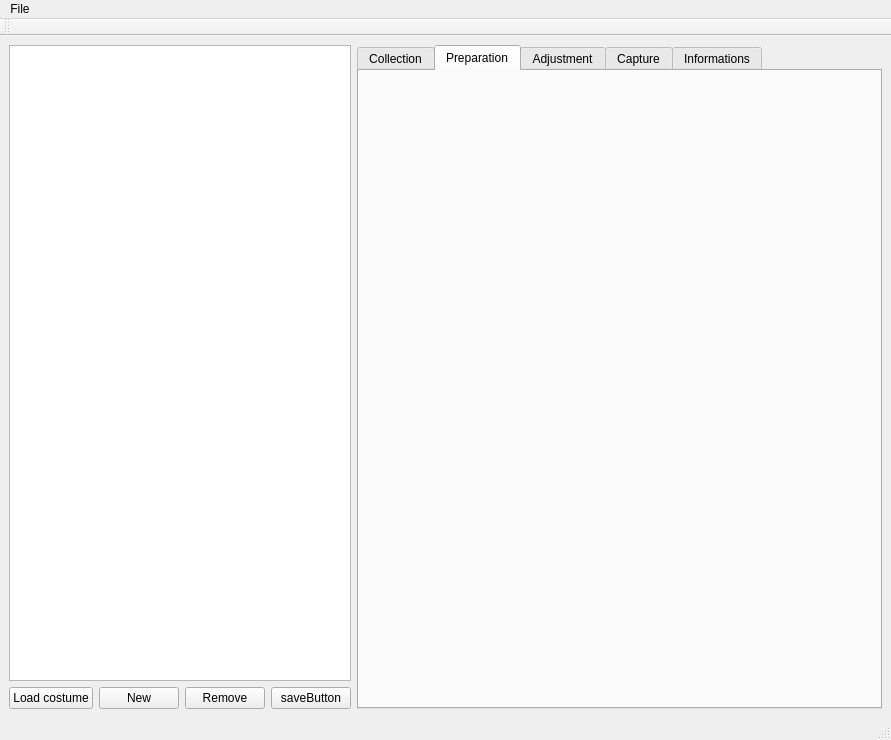
The window that pc/master/mainwindow.ui (plule/pfe-costumes) describes before a commit, drawn with Qt 5.
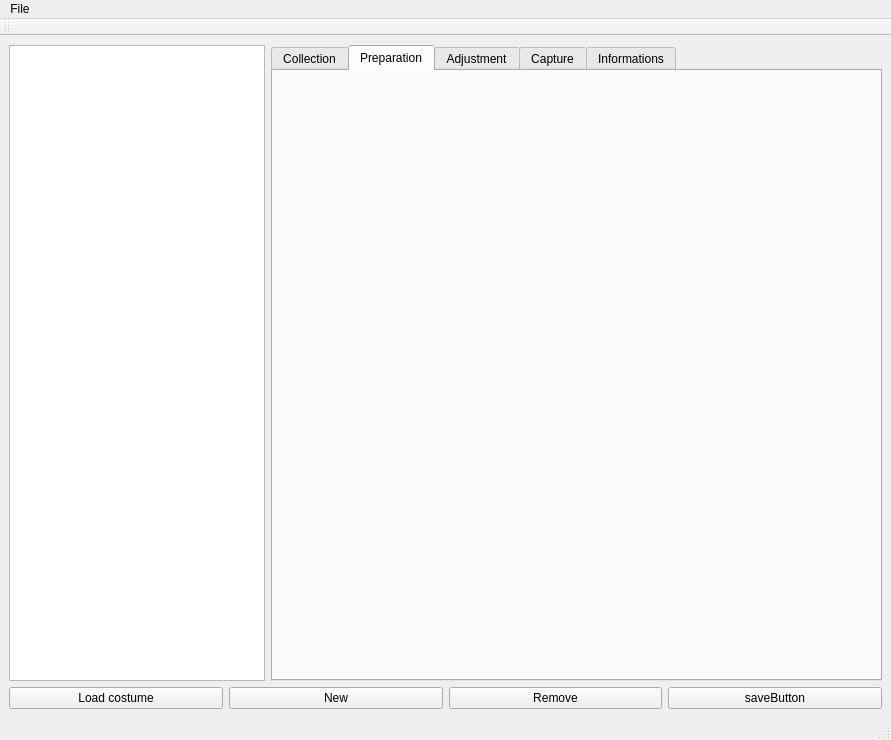
The same window after the commit. The open tabs and pages were chosen to show the change. Custom widgets are drawn as their Qt base class.

Patch:
```diff
--- a/pc/master/mainwindow.ui
+++ b/pc/master/mainwindow.ui
@@ -14,12 +14,9 @@
    <string>MainWindow</string>
   </property>
   <widget class="QWidget" name="centralwidget">
-   <layout class="QHBoxLayout" name="horizontalLayout_6">
+   <layout class="QVBoxLayout" name="verticalLayout_2">
     <item>
-     <layout class="QVBoxLayout" name="collectionLayout">
-      <property name="sizeConstraint">
-       <enum>QLayout::SetMinimumSize</enum>
-      </property>
+     <layout class="QHBoxLayout" name="horizontalLayout_2">
       <item>
        <widget class="QLoadedListWidget" name="collectionTable2">
         <property name="sizePolicy">
@@ -34,40 +31,6 @@
        </widget>
       </item>
       <item>
-       <layout class="QHBoxLayout" name="horizontalLayout_7">
-        <item>
-         <widget class="QPushButton" name="loadButton">
-          <property name="text">
-           <string>Load costume</string>
-          </property>
-         </widget>
-        </item>
-        <item>
-         <widget class="QPushButton" name="newCostume">
-          <property name="text">
-           <string>New</string>
-          </property>
-         </widget>
-        </item>
-        <item>
-         <widget class="QPushButton" name="removeButton">
-          <property name="text">
-           <string>Remove</string>
-          </property>
-         </widget>
-        </item>
-        <item>
-         <widget class="QPushButton" name="saveButton">
-          <property name="text">
-           <string>saveButton</string>
-          </property>
-         </widget>
-        </item>
-       </layout>
-      </item>
-     </layout>
-    </item>
-    <item>
      <widget class="QTabWidget" name="tab">
       <property name="currentIndex">
        <number>3</number>
@@ -447,6 +410,40 @@
        </layout>
       </widget>
      </widget>
+      </item>
+     </layout>
+    </item>
+    <item>
+     <layout class="QHBoxLayout" name="horizontalLayout_7">
+      <item>
+       <widget class="QPushButton" name="loadButton">
+        <property name="text">
+         <string>Load costume</string>
+        </property>
+       </widget>
+      </item>
+      <item>
+       <widget class="QPushButton" name="newCostume">
+        <property name="text">
+         <string>New</string>
+        </property>
+       </widget>
+      </item>
+      <item>
+       <widget class="QPushButton" name="removeButton">
+        <property name="text">
+         <string>Remove</string>
+        </property>
+       </widget>
+      </item>
+      <item>
+       <widget class="QPushButton" name="saveButton">
+        <property name="text">
+         <string>saveButton</string>
+        </property>
+       </widget>
+      </item>
+     </layout>
     </item>
    </layout>
   </widget>
```
Left out of the diff: 2 changed lines with no effect on the pictures. Lines whose indentation alone changed are shown as unchanged.
